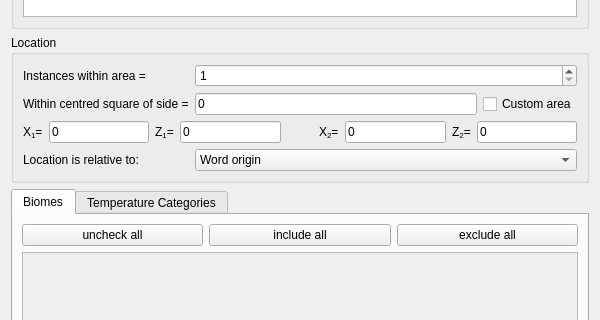
First picture: the form in src/filterdialog.ui, repository Cubitect/cubiomes-viewer, before the edit; both pictures show x 0 to 600 and y 137 to 457 of the 600 by 640 pixel window.
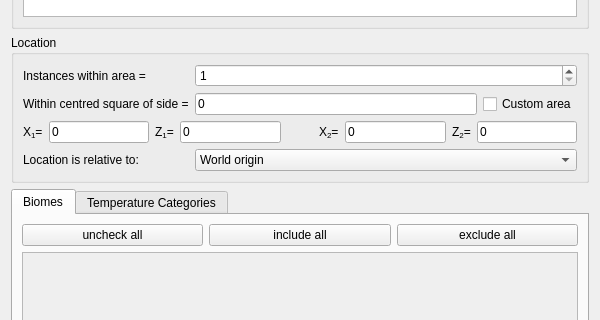
Second picture: the form after the edit. Icons and pictures are not drawn.

What changed in the file:
```diff
--- a/src/filterdialog.ui
+++ b/src/filterdialog.ui
@@ -41,7 +41,7 @@
        <widget class="QComboBox" name="comboBoxRelative">
         <item>
          <property name="text">
-          <string>Word origin</string>
+          <string>World origin</string>
          </property>
         </item>
        </widget>
```
